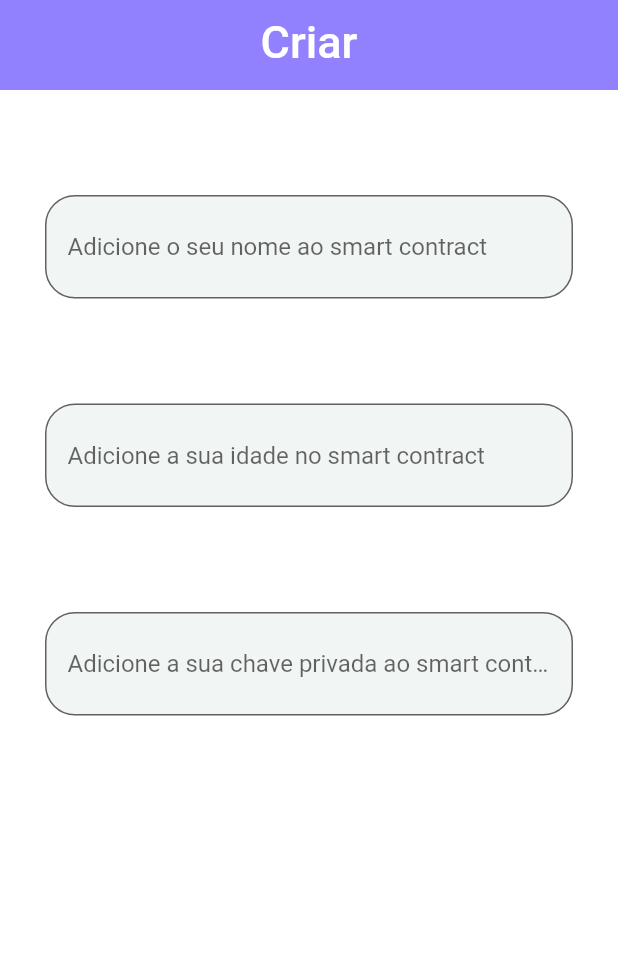
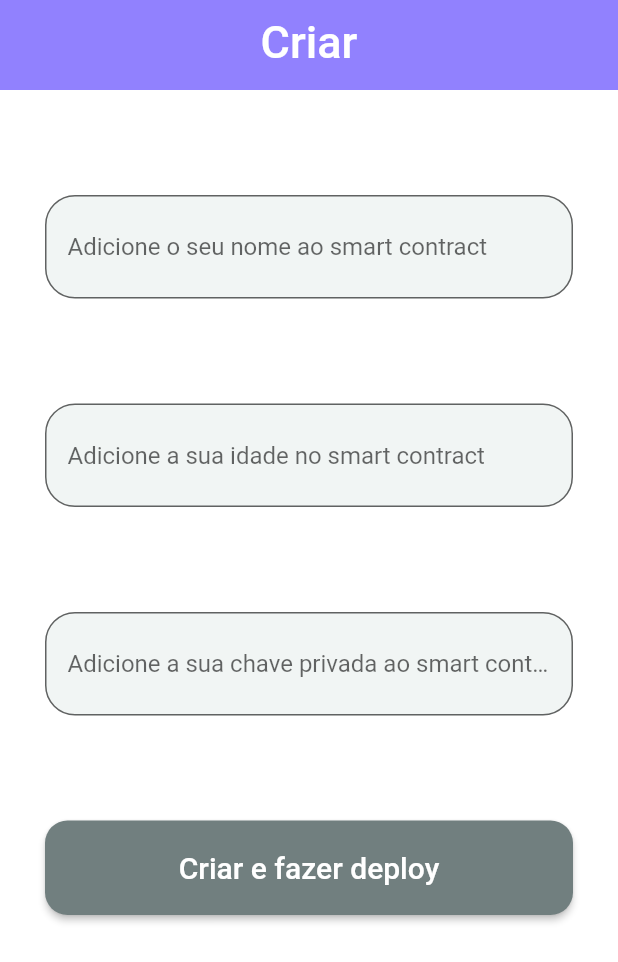
Before and after one commit to alex-custodio/Solidifly, a Flutter app: the screen it shows after launch, on a phone screen of 412 x 824 dp. Shown: the top 962 px of the screen. Run offline on Flutter 3.47's test engine with Material 2 defaults, Android fonts, the phone set to English and light mode, and no system bars; our stand-ins replace firebase_core; accounts and stored records are empty.

Commit message:
added button on create screen

```diff
--- a/lib/ui/screens/create_screen.dart
+++ b/lib/ui/screens/create_screen.dart
@@ -1,43 +1,40 @@
 import 'package:flutter/material.dart';
+import 'package:solidifly/ui/widgets/app_button.dart';
 import 'package:solidifly/ui/widgets/app_form.dart';
 import 'package:solidifly/utils/constantes.dart';
 
-
-class CreateScreen extends StatefulWidget {
-
-
-  const CreateScreen({ Key? key,
+class CreateScreen extends StatelessWidget {
+  const CreateScreen({
+    Key? key,
   }) : super(key: key);
 
-
-  @override
-  State<CreateScreen> createState() => _CreateScreenState();
-}
-
-class _CreateScreenState extends State<CreateScreen> {
   @override
   Widget build(BuildContext context) {
     return Scaffold(
       appBar: PreferredSize(
         preferredSize: const Size.fromHeight(appBarSize),
         child: AppBar(
-          title: const Center(child: Text("Criar", style: TextStyle(fontSize: appBarFont),)),
+          title: const Center(
+              child: Text(
+            "Criar",
+            style: TextStyle(fontSize: appBarFont),
+          )),
           backgroundColor: mainColor,
           elevation: 0,
         ),
       ),
       body: ListView(
-        children: const [
-           AppForm(
-              hintText: "Adicione o seu nome ao smart contract",
-
+        children: [
+          const AppForm(
+            hintText: "Adicione o seu nome ao smart contract",
           ),
-          AppForm(
+          const AppForm(
             hintText: "Adicione a sua idade no smart contract",
           ),
-          AppForm(
+          const AppForm(
             hintText: "Adicione a sua chave privada ao smart contract",
           ),
+          AppButton(buttonName: "Criar e fazer deploy", onPressed: () {})
         ],
       ),
     );
--- a/lib/ui/widgets/app_button.dart
+++ b/lib/ui/widgets/app_button.dart
@@ -0,0 +1,36 @@
+import 'package:flutter/material.dart';
+import 'package:solidifly/utils/constantes.dart';
+
+class AppButton extends StatelessWidget {
+  final String buttonName;
+  final VoidCallback onPressed;
+
+  const AppButton({
+    Key? key,
+    required this.buttonName,
+    required this.onPressed,
+  }) : super(key: key);
+
+  @override
+  Widget build(BuildContext context) {
+    return Padding(
+      padding: const EdgeInsets.only(left: 30.0, right: 30.0, top: 70.0),
+      child: ElevatedButton(
+        child: Text(
+          buttonName,
+          style: const TextStyle(
+            fontSize: 20.0,
+          ),
+        ),
+        style: ElevatedButton.styleFrom(
+          padding: const EdgeInsets.symmetric(horizontal: 40.0, vertical: 20.0),
+          primary: backgroudColor,
+          shape: RoundedRectangleBorder(
+            borderRadius: BorderRadius.circular(15),
+          ),
+        ),
+        onPressed: onPressed,
+      ),
+    );
+  }
+}
```
